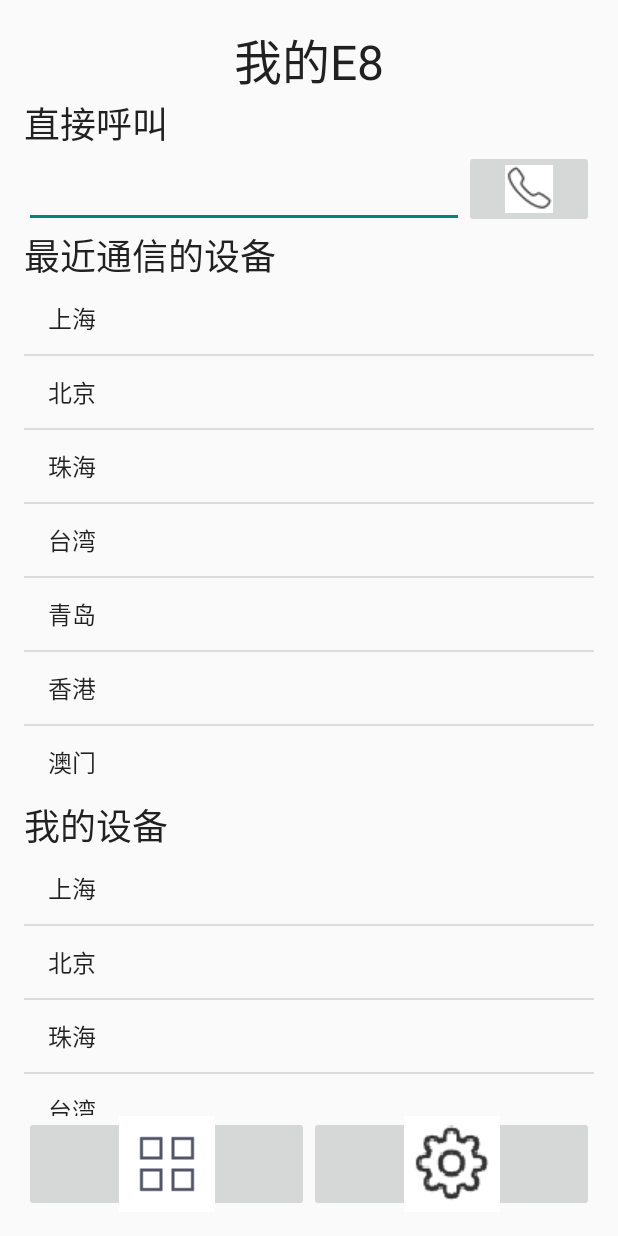
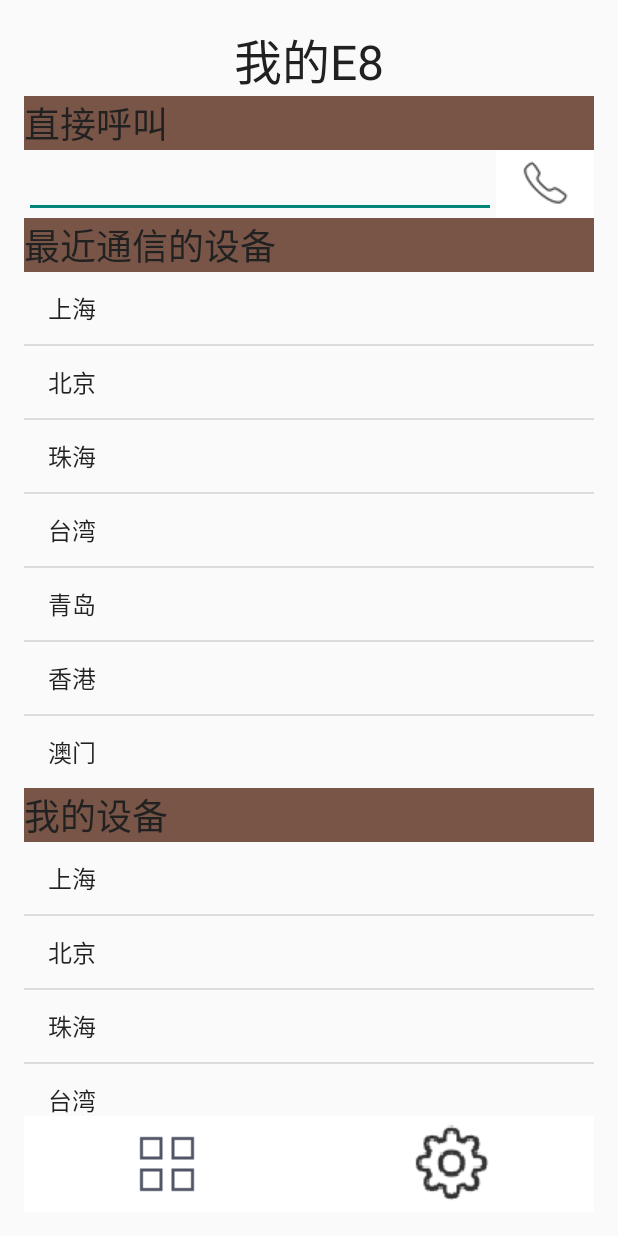
Before and after one commit to langdexuming/jadeApp, an Android app: the screen it shows after launch (MainActivity), on a phone screen of 412 x 824 dp. Run offline under Robolectric (Android 15) with nearby library versions, the phone set to English and light mode, and no system bars.

Commit message:
version1.2

```diff
--- a/app/src/main/AndroidManifest.xml
+++ b/app/src/main/AndroidManifest.xml
@@ -10,7 +10,8 @@
         <activity
             android:name=".MainActivity"
             android:label="@string/app_name"
-            android:theme="@style/MyTheme_NoActionBar">
+            android:theme="@style/MyTheme_NoActionBar"
+            android:windowSoftInputMode="stateAlwaysHidden">
             <intent-filter>
                 <action android:name="android.intent.action.MAIN" />
 
--- a/app/src/main/java/com/example/langdexuming/jadeapp/MainActivity.java
+++ b/app/src/main/java/com/example/langdexuming/jadeapp/MainActivity.java
@@ -6,12 +6,16 @@ import android.os.Bundle;
 import android.view.Menu;
 import android.view.MenuItem;
 import android.view.View;
+import android.widget.ImageButton;
+import android.widget.Toast;
 
-public class MainActivity extends AppCompatActivity implements View.OnClickListener{
+public class MainActivity extends AppCompatActivity{
 
     private IndexTopFragment e8xTop;
     private IndextBottomFragment e8xBottom;
     private IndexContentFragment e8xContent;
+
+    private SetContentFragment e8xSetContent;
 
     private FragmentTransaction fragmentTransaction;
 
@@ -19,7 +23,6 @@ public class MainActivity extends AppCompatActivity implements View.OnClickListe
     protected void onCreate(Bundle savedInstanceState) {
         super.onCreate(savedInstanceState);
         setContentView(R.layout.activity_main);
-
         init();
     }
     /*初始化*/
@@ -29,16 +32,14 @@ public class MainActivity extends AppCompatActivity implements View.OnClickListe
         e8xBottom=new IndextBottomFragment();
         e8xContent=new IndexContentFragment();
         fragmentTransaction=getFragmentManager().beginTransaction();
-        fragmentTransaction.add(R.id.fragment_content,e8xContent);
+        fragmentTransaction.add(R.id.fragment_content, e8xContent);
         fragmentTransaction.add(R.id.fragment_bottom,e8xBottom);
-        fragmentTransaction.add(R.id.fragment_top,e8xTop);
+        fragmentTransaction.add(R.id.fragment_top, e8xTop);
         fragmentTransaction.addToBackStack(null);
         fragmentTransaction.commit();
+
     }
-    @Override
-    public void onClick(View v) {
-        switch (v.getId()) {
-            case R.id.button1_index:
+    public void indexClick(View v){
         System.out.println("replace by index page");
         fragmentTransaction = getFragmentManager().beginTransaction();
         e8xTop = new IndexTopFragment();
@@ -49,20 +50,20 @@ public class MainActivity extends AppCompatActivity implements View.OnClickListe
         fragmentTransaction.replace(R.id.fragment_bottom, e8xBottom);
         fragmentTransaction.addToBackStack(null);
         fragmentTransaction.commit();
-                break;
-            case R.id.button1_set:
+
+    }
+    public void setClick(View v){
+        Toast.makeText(this,"test",Toast.LENGTH_LONG).show();
         System.out.println("replace by set page");
         fragmentTransaction = getFragmentManager().beginTransaction();
         e8xTop = new IndexTopFragment();
         e8xBottom = new IndextBottomFragment();
-                e8xContent = new IndexContentFragment();
-                fragmentTransaction.replace(R.id.fragment_content, e8xContent);
+        e8xSetContent = new SetContentFragment();
+        fragmentTransaction.replace(R.id.fragment_content, e8xSetContent);
         fragmentTransaction.replace(R.id.fragment_top, e8xTop);
         fragmentTransaction.replace(R.id.fragment_bottom, e8xBottom);
         fragmentTransaction.addToBackStack(null);
         fragmentTransaction.commit();
-                break;
-        }
     }
 
     @Override
--- a/app/src/main/res/layout/fragment_index_content.xml
+++ b/app/src/main/res/layout/fragment_index_content.xml
@@ -7,7 +7,8 @@
     <TextView android:layout_width="match_parent" android:layout_height="wrap_content"
         android:text="直接呼叫"
         android:textColor="@color/primary_text"
-        android:textSize="24dp"/>
+        android:textSize="24dp"
+        android:background="@color/brown" />
     <LinearLayout
         android:layout_width="match_parent"
         android:layout_height="wrap_content"
@@ -21,7 +22,8 @@
             android:layout_width="wrap_content"
             android:layout_height="match_parent"
             android:layout_weight="1"
-            android:src="@drawable/dock_icon_service2x" />
+            android:src="@drawable/dock_icon_service2x"
+            android:background="@color/icons"/>
 
 
     </LinearLayout>
@@ -29,7 +31,8 @@
     <TextView android:layout_width="match_parent" android:layout_height="wrap_content"
         android:text="最近通信的设备"
         android:textColor="@color/primary_text"
-        android:textSize="24dp"/>
+        android:textSize="24dp"
+        android:background="@color/brown"/>
     <com.example.langdexuming.jadeapp.MyListView
         android:layout_width="match_parent"
         android:layout_height="wrap_content"
@@ -43,6 +46,7 @@
         android:text="我的设备"
         android:textColor="@color/primary_text"
         android:textSize="24dp"
+        android:background="@color/brown"
         />
     <com.example.langdexuming.jadeapp.MyListView
         android:layout_width="match_parent"
--- a/app/src/main/res/layout/fragment_index_top.xml
+++ b/app/src/main/res/layout/fragment_index_top.xml
@@ -9,7 +9,8 @@
         android:text="@string/account_titile"
         android:gravity="center"
         android:textColor="@color/primary_text"
-        android:textSize="32dp"/>
+        android:textSize="32dp"
+        />
 
 
 </FrameLayout>
--- a/app/src/main/res/layout/fragment_indext_bottom.xml
+++ b/app/src/main/res/layout/fragment_indext_bottom.xml
@@ -12,13 +12,18 @@
         android:id="@+id/button1_index"
         android:src="@drawable/icon_nav_dock_entry_close2x"
         android:layout_weight="1"
-        android:layout_gravity="center"/>
+        android:layout_gravity="center"
+        android:background="@color/icons"
+        android:clickable="true"
+        android:onClick="indexClick"/>
     <ImageButton
         android:layout_width="wrap_content"
         android:layout_height="64dp"
         android:id="@+id/button1_set"
         android:src="@drawable/menu"
         android:layout_weight="1"
-        android:layout_gravity="center"/>
+        android:layout_gravity="center"
+        android:background="@color/icons"
+        android:onClick="setClick"/>
 
 </LinearLayout>
```
Also changed, not shown: app/src/main/java/com/example/langdexuming/jadeapp/SetContentFragment.java (added, +30 -0 lines), app/src/main/res/layout/fragment_set_content.xml (added, +22 -0 lines). Lines whose indentation alone changed are shown as unchanged.
